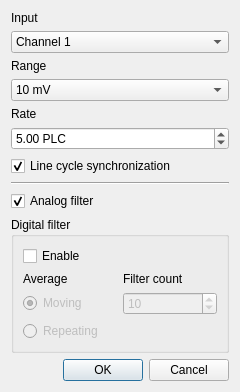
Before: the Qt Designer form DialogNanovolt.ui in AGuilbault/Microcal, drawn with Qt 5.
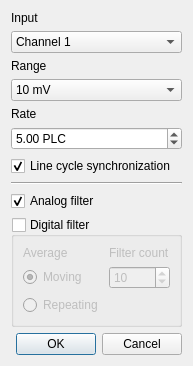
After: the same form once the commit is applied.

```diff
--- a/DialogNanovolt.ui
+++ b/DialogNanovolt.ui
@@ -6,8 +6,8 @@
    <rect>
     <x>0</x>
     <y>0</y>
-    <width>240</width>
-    <height>361</height>
+    <width>174</width>
+    <height>338</height>
    </rect>
   </property>
   <property name="windowTitle">
@@ -134,6 +134,9 @@
      <property name="standardButtons">
       <set>QDialogButtonBox::Cancel|QDialogButtonBox::Ok</set>
      </property>
+     <property name="centerButtons">
+      <bool>false</bool>
+     </property>
     </widget>
    </item>
    <item row="9" column="0">
@@ -141,15 +144,28 @@
      <property name="title">
       <string>Digital filter</string>
      </property>
+     <property name="checkable">
+      <bool>true</bool>
+     </property>
+     <property name="checked">
+      <bool>false</bool>
+     </property>
      <layout class="QGridLayout" name="gridLayout_2">
-      <item row="1" column="0">
+      <item row="0" column="0">
        <widget class="QLabel" name="_label_5">
         <property name="text">
          <string>Average</string>
         </property>
        </widget>
       </item>
-      <item row="3" column="0">
+      <item row="0" column="1">
+       <widget class="QLabel" name="_label_6">
+        <property name="text">
+         <string>Filter count</string>
+        </property>
+       </widget>
+      </item>
+      <item row="2" column="0">
        <widget class="QRadioButton" name="radio_repeating">
         <property name="enabled">
          <bool>false</bool>
@@ -160,13 +176,6 @@
        </widget>
       </item>
       <item row="1" column="1">
-       <widget class="QLabel" name="_label_6">
-        <property name="text">
-         <string>Filter count</string>
-        </property>
-       </widget>
-      </item>
-      <item row="2" column="1">
        <widget class="QSpinBox" name="spin_filter">
         <property name="enabled">
          <bool>false</bool>
@@ -182,14 +191,7 @@
         </property>
        </widget>
       </item>
-      <item row="0" column="0">
-       <widget class="QCheckBox" name="check_digital">
-        <property name="text">
-         <string>Enable</string>
-        </property>
-       </widget>
-      </item>
-      <item row="2" column="0">
+      <item row="1" column="0">
        <widget class="QRadioButton" name="radio_moving">
         <property name="enabled">
          <bool>false</bool>
```
Left out of the diff: 62 changed lines with no effect on the pictures.
